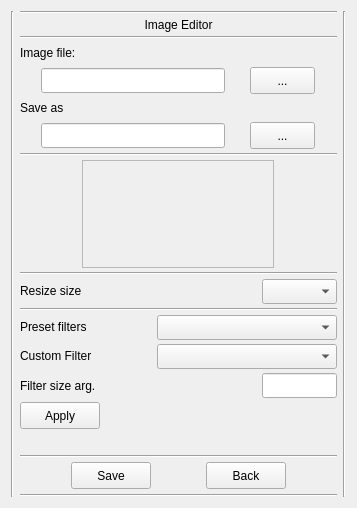
Qt form ui/image_editor_ui.ui (eM7RON/ImageEvo) before a commit.
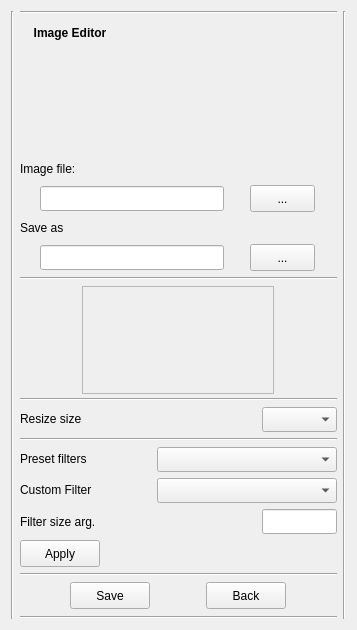
The same form after that commit. Icons and pictures are not drawn.

What changed in the file:
```diff
--- a/ui/image_editor_ui.ui
+++ b/ui/image_editor_ui.ui
@@ -7,7 +7,7 @@
     <x>0</x>
     <y>0</y>
     <width>357</width>
-    <height>508</height>
+    <height>630</height>
    </rect>
   </property>
   <property name="sizePolicy">
@@ -19,13 +19,13 @@
   <property name="minimumSize">
    <size>
     <width>357</width>
-    <height>508</height>
+    <height>630</height>
    </size>
   </property>
   <property name="maximumSize">
    <size>
     <width>357</width>
-    <height>508</height>
+    <height>630</height>
    </size>
   </property>
   <property name="windowTitle">
@@ -50,7 +50,7 @@
      <item>
       <layout class="QVBoxLayout" name="verticalLayout_8" stretch="0,0,0,0,0,0,0,0,0,0,0,0,0,0,0,0,0,0,0,0,0">
        <property name="spacing">
-        <number>4</number>
+        <number>6</number>
        </property>
        <item>
         <widget class="Line" name="line_3">
@@ -64,27 +64,103 @@
          <item>
           <widget class="QLabel" name="image_editor_label">
            <property name="sizePolicy">
-            <sizepolicy hsizetype="Preferred" vsizetype="Fixed">
-             <horstretch>0</horstretch>
-             <verstretch>0</verstretch>
+            <sizepolicy hsizetype="Fixed" vsizetype="Fixed">
+             <horstretch>100</horstretch>
+             <verstretch>27</verstretch>
             </sizepolicy>
            </property>
+           <property name="minimumSize">
+            <size>
+             <width>100</width>
+             <height>27</height>
+            </size>
+           </property>
            <property name="text">
-            <string>Image Editor</string>
+            <string>&lt;html&gt;&lt;head/&gt;&lt;body&gt;&lt;p&gt;&lt;span style=&quot; font-weight:600;&quot;&gt;Image Editor&lt;/span&gt;&lt;/p&gt;&lt;/body&gt;&lt;/html&gt;</string>
            </property>
            <property name="alignment">
             <set>Qt::AlignCenter</set>
            </property>
           </widget>
          </item>
+         <item>
+          <spacer name="horizontalSpacer_3">
+           <property name="orientation">
+            <enum>Qt::Horizontal</enum>
+           </property>
+           <property name="sizeType">
+            <enum>QSizePolicy::Expanding</enum>
+           </property>
+           <property name="sizeHint" stdset="0">
+            <size>
+             <width>40</width>
+             <height>20</height>
+            </size>
+           </property>
+          </spacer>
+         </item>
         </layout>
        </item>
        <item>
-        <widget class="Line" name="line_11">
-         <property name="orientation">
-          <enum>Qt::Horizontal</enum>
-         </property>
-        </widget>
+        <layout class="QHBoxLayout" name="horizontalLayout">
+         <item>
+          <spacer name="horizontalSpacer_4">
+           <property name="orientation">
+            <enum>Qt::Horizontal</enum>
+           </property>
+           <property name="sizeHint" stdset="0">
+            <size>
+             <width>40</width>
+             <height>20</height>
+            </size>
+           </property>
+          </spacer>
+         </item>
+         <item>
+          <widget class="QLabel" name="img_widget_2">
+           <property name="sizePolicy">
+            <sizepolicy hsizetype="Fixed" vsizetype="Fixed">
+             <horstretch>0</horstretch>
+             <verstretch>0</verstretch>
+            </sizepolicy>
+           </property>
+           <property name="minimumSize">
+            <size>
+             <width>100</width>
+             <height>100</height>
+            </size>
+           </property>
+           <property name="maximumSize">
+            <size>
+             <width>100</width>
+             <height>100</height>
+            </size>
+           </property>
+           <property name="text">
+            <string/>
+           </property>
+           <property name="pixmap">
+            <pixmap>../img/gfx/paint_img.svg</pixmap>
+           </property>
+           <property name="scaledContents">
+            <bool>true</bool>
+           </property>
+          </widget>
+         </item>
+         <item>
+          <spacer name="horizontalSpacer_8">
+           <property name="orientation">
+            <enum>Qt::Horizontal</enum>
+           </property>
+           <property name="sizeHint" stdset="0">
+            <size>
+             <width>40</width>
+             <height>20</height>
+            </size>
+           </property>
+          </spacer>
+         </item>
+        </layout>
        </item>
        <item>
         <layout class="QHBoxLayout" name="horizontalLayout_29">
```
